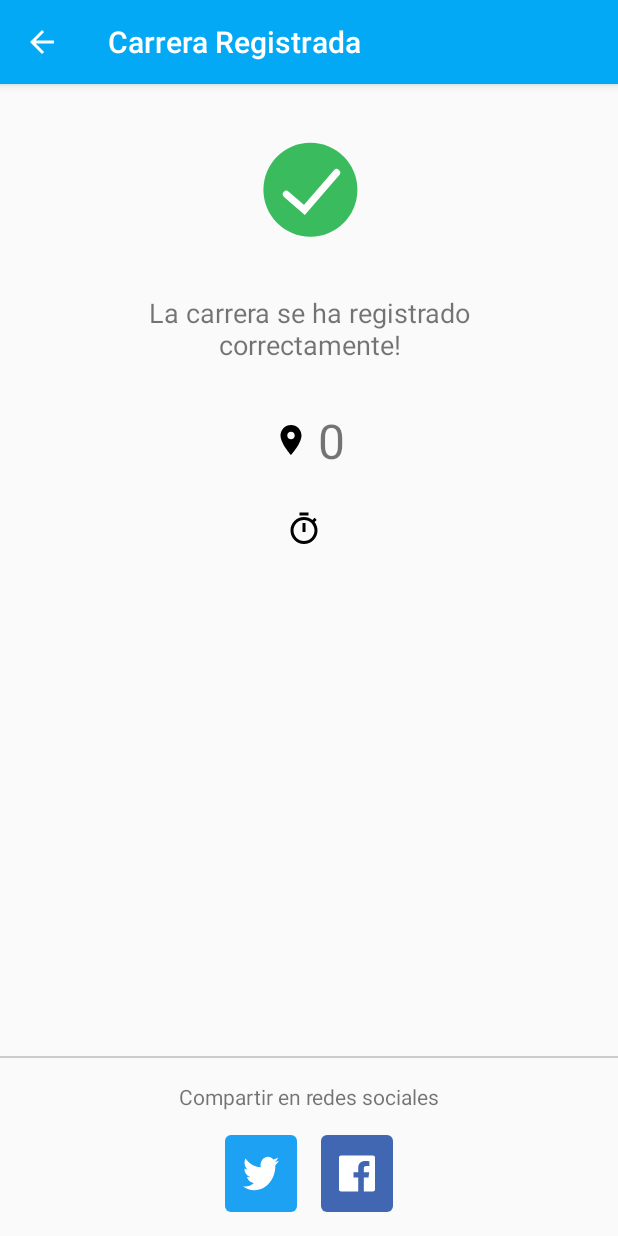
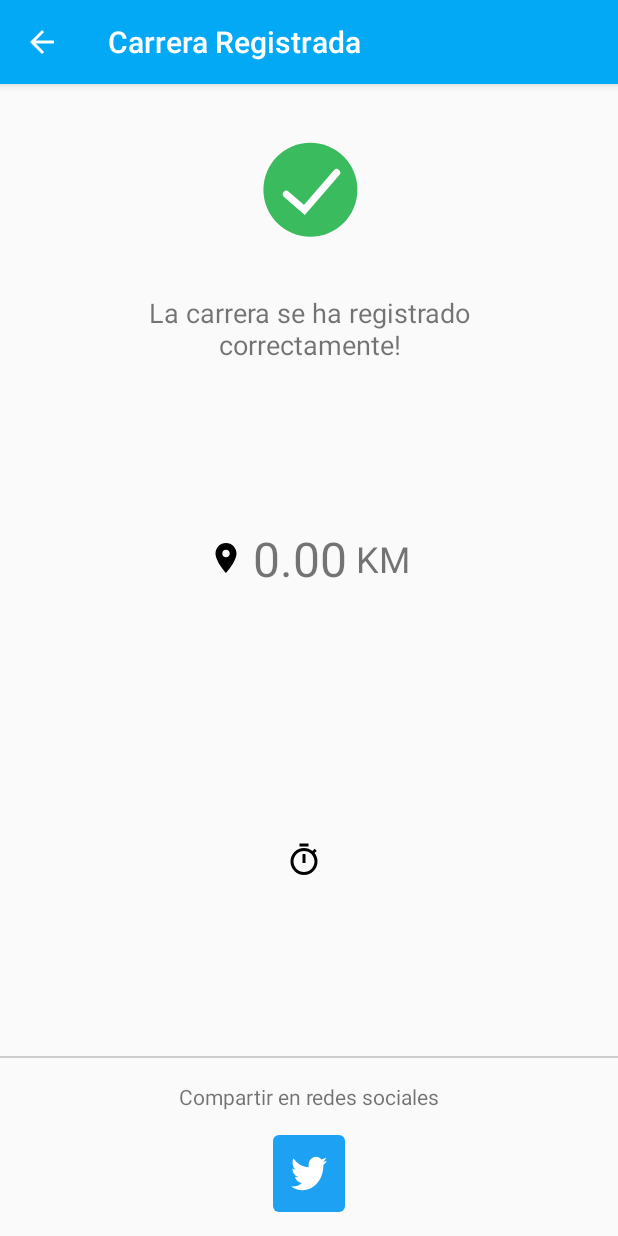
Before and after one commit to iguerra94/FitMusicApp, an Android app: the RaceRegisteredActivity screen opened directly, with no data from a screen before it, after a tap on an icon or button, on a phone screen of 412 x 824 dp. Run offline under Robolectric (Android 15) with nearby library versions, the phone set to English and light mode, and no system bars; libraries missing offline, so code that uses them is left out: com.facebook.share, com.twitter.sdk; 8 statements that could not run were skipped.

Commit message:
Added various features to meausure the distance, duration and rythmn of the races

```diff
--- a/app/src/main/java/com/tecnologiasmoviles/iua/fitmusic/model/Punto.java
+++ b/app/src/main/java/com/tecnologiasmoviles/iua/fitmusic/model/Punto.java
@@ -12,6 +12,11 @@ public class Punto implements Serializable {
 
     public Punto(UUID id_punto, double lat, double lon) {
         this.id_punto = id_punto;
+        this.lat = lat;
+        this.lon = lon;
+    }
+
+    public Punto(double lat, double lon) {
         this.lat = lat;
         this.lon = lon;
     }
--- /dev/null
+++ b/app/src/main/java/com/tecnologiasmoviles/iua/fitmusic/utils/LocationService.java
@@ -0,0 +1,4 @@
+package com.tecnologiasmoviles.iua.fitmusic.utils;
+
+public class LocationService {
+}
--- a/app/src/main/java/com/tecnologiasmoviles/iua/fitmusic/utils/SharedPrefsKeys.java
+++ b/app/src/main/java/com/tecnologiasmoviles/iua/fitmusic/utils/SharedPrefsKeys.java
@@ -7,11 +7,12 @@ public class SharedPrefsKeys {
     public static final String RACE_LOCATION_POINTS_KEY = "race_location_points";
     public static final String RACE_DURATION_KEY = "race_duration";
     public static final String RACE_CURRENT_DISTANCE_KEY = "race_current_distance";
-    public static final String RACE_CURRENT_DISTANCE_UNIT_KEY = "race_current_distance_unit";
     public static final String RACE_CURRENT_RYTHMN_KEY = "race_current_rythmn";
     public static final String INITIAL_RACE_TIME_KEY = "initial_time";
+    public static final String LAST_UPDATE_TIME_KEY = "last_update_time";
+    public static final String LAST_UPDATE_TIME_MS_KEY = "last_update_time_ms";
     public static final String ID_SONG_KEY = "id_song";
-    public static final String RACE_CURRENT_DURATION_KEY = "race_current_duration";
     public static final String RACE_DATE_STRING_KEY = "race_date_string";
     public static final String RACE_DESCRIPTION_KEY = "race_description";
+    public static final String RACE_CURRENT_TIME_KEY = "race_current_time";
 }
--- a/app/src/main/java/com/tecnologiasmoviles/iua/fitmusic/view/RaceRegisteredActivity.java
+++ b/app/src/main/java/com/tecnologiasmoviles/iua/fitmusic/view/RaceRegisteredActivity.java
@@ -32,7 +32,7 @@ public class RaceRegisteredActivity extends AppCompatActivity implements View.On
 
     ImageButton btnTweetShare;
 
-    String raceDistance;
+    long raceDistance;
     String raceDuration;
 
     @Override
@@ -49,13 +49,15 @@ public class RaceRegisteredActivity extends AppCompatActivity implements View.On
 
         Twitter.initialize(this);
 
-        raceDistance = SharedPrefsManager.getInstance(this).readLong(SharedPrefsKeys.RACE_CURRENT_DISTANCE_KEY) + SharedPrefsManager.getInstance(this).readString(SharedPrefsKeys.RACE_CURRENT_DISTANCE_UNIT_KEY);
+        raceDistance = SharedPrefsManager.getInstance(this).readLong(SharedPrefsKeys.RACE_CURRENT_DISTANCE_KEY);
         raceDuration = SharedPrefsManager.getInstance(this).readString(SharedPrefsKeys.RACE_DURATION_KEY);
 
         raceDistanceTextViewRaceDetail = findViewById(R.id.raceDistanceTextViewRaceDetail);
         raceDurationTextViewRaceDetail = findViewById(R.id.raceDurationTextViewRaceDetail);
 
-        raceDistanceTextViewRaceDetail.setText(raceDistance);
+        float distanceToKms = (raceDistance/1000f);
+        raceDistanceTextViewRaceDetail.setText(String.format("%.2f", distanceToKms));
+
         raceDurationTextViewRaceDetail.setText(raceDuration);
 
         btnTweetShare = findViewById(R.id.tw_post_tweet);
@@ -65,7 +67,6 @@ public class RaceRegisteredActivity extends AppCompatActivity implements View.On
     @Override
     public void onActivityResult(final int requestCode, final int resultCode, final Intent data) {
         super.onActivityResult(requestCode, resultCode, data);
-//        callbackManager.onActivityResult(requestCode, resultCode, data);
 
         if (requestCode == TWEET_COMPOSER_REQUEST_CODE) {
             if (resultCode == RESULT_OK) {
@@ -87,9 +88,13 @@ public class RaceRegisteredActivity extends AppCompatActivity implements View.On
     public void onClick(View v) {
         String durationNormalized = TimeUtils.normalizeDuration(raceDuration);
 
+        float raceDistanceToKms = (raceDistance/1000f);
+        String raceDistanceWithFixedDecimals = String.format("%.2f", raceDistanceToKms);
+
         StringBuilder shareUrl = new StringBuilder()
-                .append("https://fitmusic-af1fe.firebaseapp.com/shareRace?distance=")
-                .append(raceDistance)
+                .append("https://fitmusic-af1fe.firebaseapp.com/shareRace")
+                .append("?distance=")
+                .append(raceDistanceWithFixedDecimals)
                 .append("&duration=")
                 .append(durationNormalized);
         if (v.getId() == R.id.tw_post_tweet) {
@@ -98,7 +103,7 @@ public class RaceRegisteredActivity extends AppCompatActivity implements View.On
 
                 Intent intent = new TweetComposer.Builder(this)
                         .text("I just finished an amazing running session. I managed to do " +
-                                raceDistance + ". in " + durationAsSentence + ". Via @FitMusicApp")
+                                raceDistanceWithFixedDecimals + " KM in " + durationAsSentence + ". Via @FitMusicApp")
                         .url(new URL(shareUrl.toString()))
                         .createIntent();
 
--- a/app/src/main/res/layout/activity_race_registered.xml
+++ b/app/src/main/res/layout/activity_race_registered.xml
@@ -28,7 +28,9 @@
 
     <LinearLayout
         android:layout_width="match_parent"
-        android:layout_height="wrap_content"
+        android:layout_height="0dp"
+        android:layout_weight="1"
+        android:layout_gravity="center"
         android:orientation="vertical">
 
         <TextView
@@ -47,7 +49,6 @@
             android:layout_marginStart="@dimen/activity_horizontal_margin"
             android:layout_marginEnd="@dimen/activity_horizontal_margin"
             android:layout_marginBottom="30dp"
-            android:gravity="center"
             android:layout_gravity="center"
             android:orientation="vertical">
 
@@ -73,12 +74,19 @@
                     android:gravity="center|start"
                     android:textSize="32sp" />
 
+                <TextView
+                    android:layout_width="wrap_content"
+                    android:layout_height="wrap_content"
+                    android:layout_marginStart="6dp"
+                    android:gravity="center|start"
+                    android:text="KM"
+                    android:textSize="24sp" />
+
             </LinearLayout>
 
             <LinearLayout
                 android:layout_width="match_parent"
                 android:layout_height="wrap_content"
-                android:layout_marginTop="@dimen/activity_horizontal_margin"
                 android:layout_weight="1"
                 android:gravity="center"
                 android:orientation="horizontal">
@@ -105,7 +113,7 @@
 
     <LinearLayout
         android:layout_width="match_parent"
-        android:layout_height="match_parent"
+        android:layout_height="wrap_content"
         android:orientation="vertical"
         android:gravity="bottom"
         android:layout_marginBottom="@dimen/activity_vertical_margin">
@@ -135,23 +143,10 @@
                 android:id="@+id/tw_post_tweet"
                 android:layout_width="wrap_content"
                 android:layout_height="wrap_content"
-                android:layout_gravity="center"
-                android:layout_marginEnd="@dimen/activity_horizontal_margin"
                 android:padding="12dp"
                 app:srcCompat="@drawable/ic_twitter_brands"
                 android:backgroundTint="#1da1f2"
                 android:background="@drawable/btn_rounded_share"
-                />
-
-            <ImageButton
-                android:id="@+id/fb_share_button"
-                android:layout_width="wrap_content"
-                android:layout_height="wrap_content"
-                android:layout_gravity="center"
-                android:padding="12dp"
-                android:backgroundTint="#4267b2"
-                android:background="@drawable/btn_rounded_share"
-                app:srcCompat="@drawable/ic_facebook_brands"
                 />
 
         </LinearLayout>
```
Also changed, not shown: app/src/main/java/com/tecnologiasmoviles/iua/fitmusic/view/ContainerActivity.java (+68 -76 lines), app/src/main/java/com/tecnologiasmoviles/iua/fitmusic/view/NewRaceFragment.java (+46 -89 lines), app/src/main/java/com/tecnologiasmoviles/iua/fitmusic/view/SplashActivity.java (+6 -6 lines), app/src/main/res/layout/fragment_new_race.xml (+27 -8 lines).
